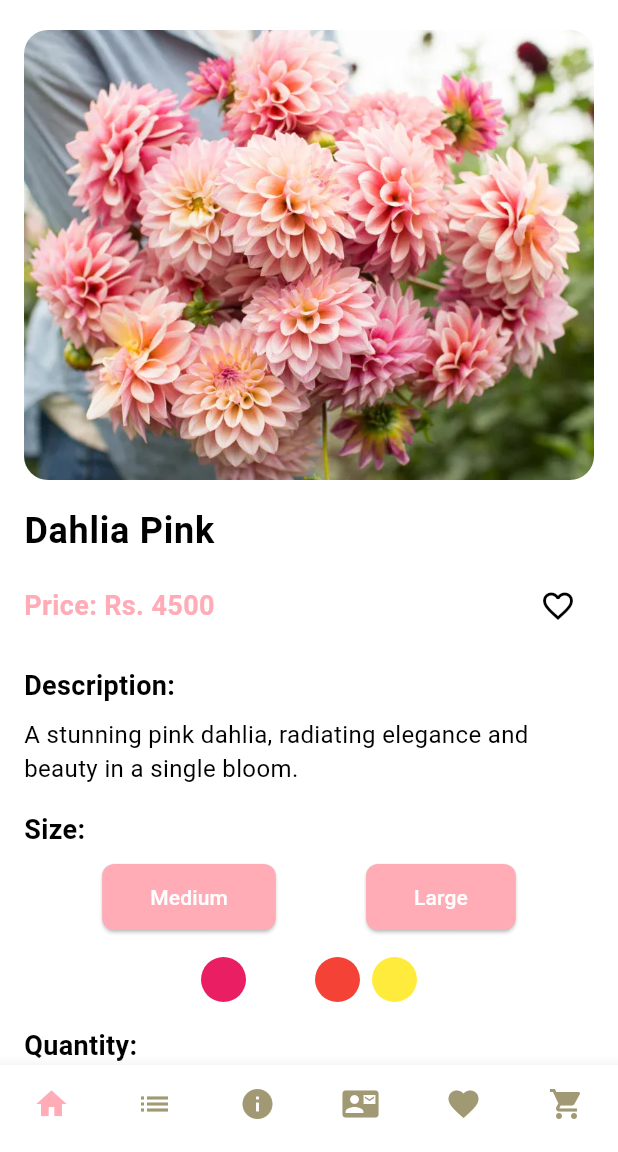
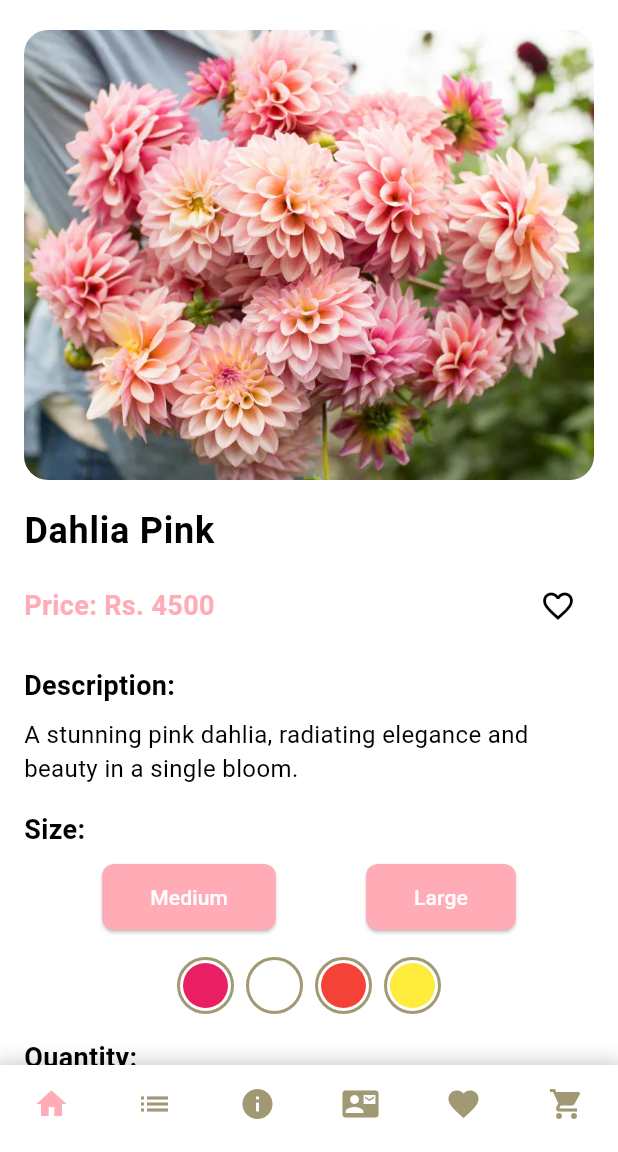
Before and after one commit to amrah077/flowershop, a Flutter app: the screen it shows after launch, scrolled down 1152 dp, after a tap on "View Details", on a phone screen of 412 x 824 dp, the part 84-1236 px from its top. Run offline on Flutter 3.47's test engine with Material 3 defaults, Android fonts, the phone set to English and light mode, and no system bars; our stand-ins replace quickalert, shared_preferences.

Commit message:
made changes to the color options for single flower products

```diff
--- a/lib/shared/bottombar.dart
+++ b/lib/shared/bottombar.dart
@@ -1,4 +1,4 @@
-// ignore_for_file: prefer_const_constructors, use_super_parameters, unused_import, dead_code, use_build_context_synchronously
+// ignore_for_file: prefer_const_constructors, use_super_parameters, unused_import, dead_code, use_build_context_synchronously, deprecated_member_use
 
 import 'package:flutter/material.dart';
 import 'package:shared_preferences/shared_preferences.dart';
@@ -55,9 +55,20 @@ class BottomNavBar extends StatelessWidget {
     }
   }
 
-  @override
-  Widget build(BuildContext context) {
-    return BottomNavigationBar(
+@override
+Widget build(BuildContext context) {
+  return Container(
+    decoration: BoxDecoration(
+      boxShadow: [
+        BoxShadow(
+          color: Colors.black.withOpacity(0.1), // Light shadow color
+          blurRadius: 8, // Increases softness
+          spreadRadius: 2, // Slightly expands the shadow
+          offset: Offset(0, -4), // Moves shadow upwards
+        ),
+      ],
+    ),
+    child: BottomNavigationBar(
       type: BottomNavigationBarType.fixed,
       backgroundColor: Theme.of(context).scaffoldBackgroundColor,
       selectedItemColor: Theme.of(context).primaryColor,
@@ -124,6 +135,7 @@ class BottomNavBar extends StatelessWidget {
           label: 'Cart',
         ),
       ],
-    );
-  }
+    ),
+  );
 }
+}
--- a/lib/shared/details.dart
+++ b/lib/shared/details.dart
@@ -277,37 +277,66 @@ void _loadProductByColor(String color) {
     children: [
       GestureDetector(
         onTap: () => _loadProductByColor('Pink'),
+        child: Container(
+          padding: const EdgeInsets.all(2), // Adjust border thickness
+          decoration: BoxDecoration(
+            shape: BoxShape.circle,
+            border: Border.all(color: Color(0xFFA09973), width: 2), // Border color and width
+          ),
           child: CircleAvatar(
             radius: 15,
             backgroundColor: Colors.pink,
           ),
         ),
+      ),
       const SizedBox(width: 8),
       GestureDetector(
         onTap: () => _loadProductByColor('White'),
+        child: Container(
+          padding: const EdgeInsets.all(2),
+          decoration: BoxDecoration(
+            shape: BoxShape.circle,
+            border: Border.all(color: Color(0xFFA09973), width: 2),
+          ),
           child: CircleAvatar(
             radius: 15,
             backgroundColor: Colors.white,
           ),
         ),
+      ),
       const SizedBox(width: 8),
       GestureDetector(
         onTap: () => _loadProductByColor('Red'),
+        child: Container(
+          padding: const EdgeInsets.all(2),
+          decoration: BoxDecoration(
+            shape: BoxShape.circle,
+            border: Border.all(color: Color(0xFFA09973),width: 2),
+          ),
           child: CircleAvatar(
             radius: 15,
             backgroundColor: Colors.red,
           ),
         ),
+      ),
       const SizedBox(width: 8),
       GestureDetector(
         onTap: () => _loadProductByColor('Yellow'),
+        child: Container(
+          padding: EdgeInsets.all(2),
+          decoration: BoxDecoration(
+            shape: BoxShape.circle,
+            border: Border.all(color: Color(0xFFA09973), width: 2),
+          ),
           child: CircleAvatar(
             radius: 15,
             backgroundColor: Colors.yellow,
           ),
         ),
+      ),
     ],
   ),
+
               const SizedBox(height: 16),
               Text(
                 "Quantity: ",
--- a/lib/shared/wishlist.dart
+++ b/lib/shared/wishlist.dart
@@ -56,7 +56,7 @@ class _WishlistState extends State<Wishlist> {
           'Wishlist',
           style: TextStyle(color: Colors.white),
         ),
-        backgroundColor:Theme.of(context).scaffoldBackgroundColor,
+        backgroundColor:Theme.of(context).primaryColor,
         iconTheme: IconThemeData(color: Color(0xFFA09973)),
       ),
 
```
Also changed, not shown: assets/mainimages/logoimg.png. Lines whose indentation alone changed are shown as unchanged.
